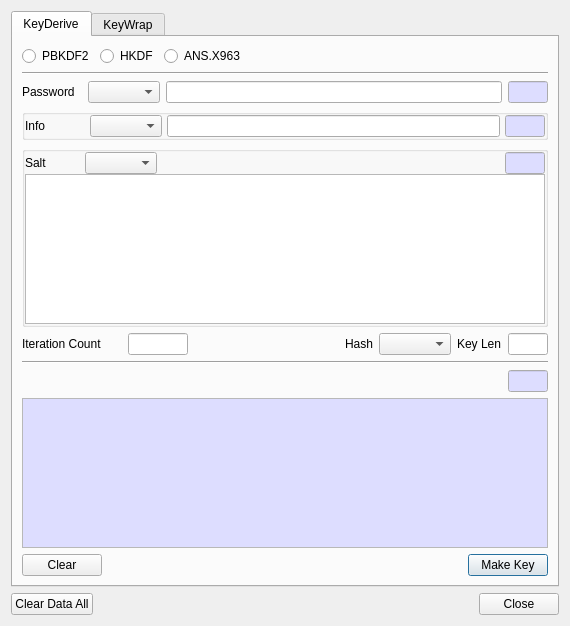
Before: the Qt Designer form BerEditor/key_man_dlg.ui in jykim74/BerEditor, drawn with Qt 5.
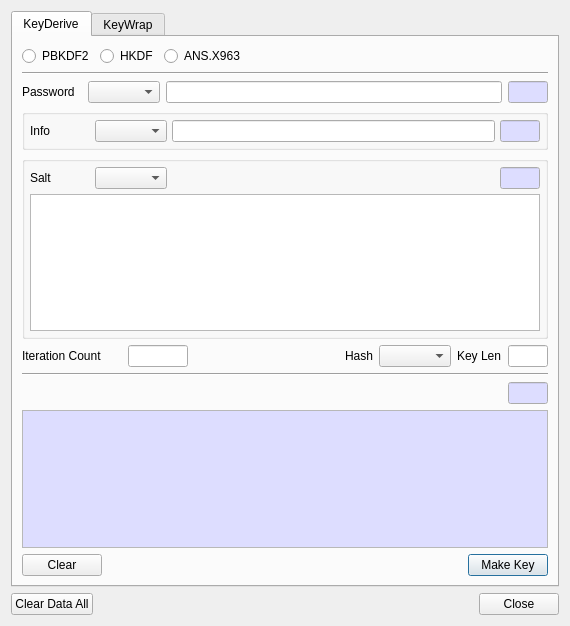
After: the same form once the commit is applied.

Commit message:
ECDSA Curve 추가
P-384, P-521

```diff
--- a/BerEditor/key_man_dlg.ui
+++ b/BerEditor/key_man_dlg.ui
@@ -158,16 +158,16 @@
            <number>5</number>
           </property>
           <property name="leftMargin">
-           <number>0</number>
+           <number>5</number>
           </property>
           <property name="topMargin">
-           <number>0</number>
+           <number>5</number>
           </property>
           <property name="rightMargin">
-           <number>0</number>
+           <number>5</number>
           </property>
           <property name="bottomMargin">
-           <number>0</number>
+           <number>5</number>
           </property>
           <item>
            <layout class="QGridLayout" name="gridLayout_13">
@@ -251,19 +251,19 @@
          </property>
          <layout class="QVBoxLayout" name="verticalLayout_5">
           <property name="spacing">
-           <number>0</number>
+           <number>5</number>
           </property>
           <property name="leftMargin">
-           <number>0</number>
+           <number>5</number>
           </property>
           <property name="topMargin">
-           <number>0</number>
+           <number>5</number>
           </property>
           <property name="rightMargin">
-           <number>0</number>
+           <number>5</number>
           </property>
           <property name="bottomMargin">
-           <number>0</number>
+           <number>5</number>
           </property>
           <item>
            <layout class="QGridLayout" name="gridLayout_16">
```
The commit also changes 1 other file.
